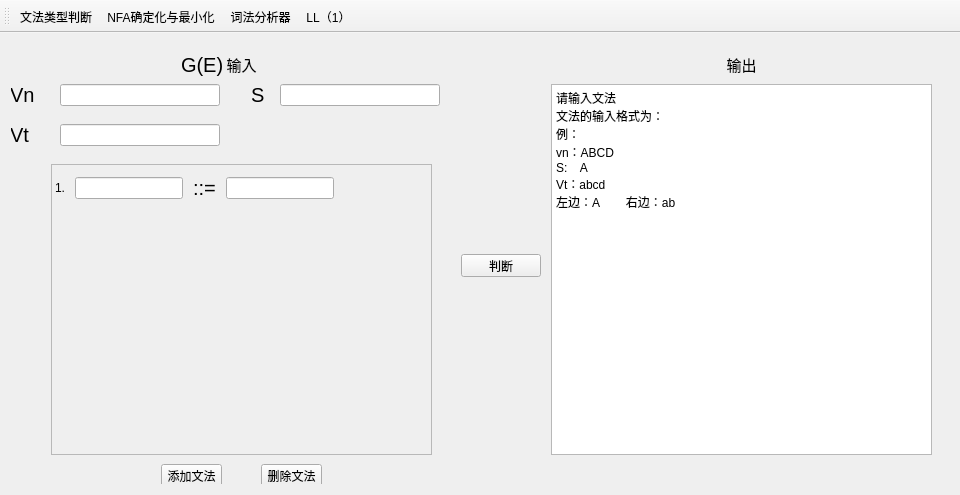
The window that CompilersTechnology/CompilersTechnology.ui (AkingDsq/CompilersTechnology) describes before a commit, drawn with Qt 5.
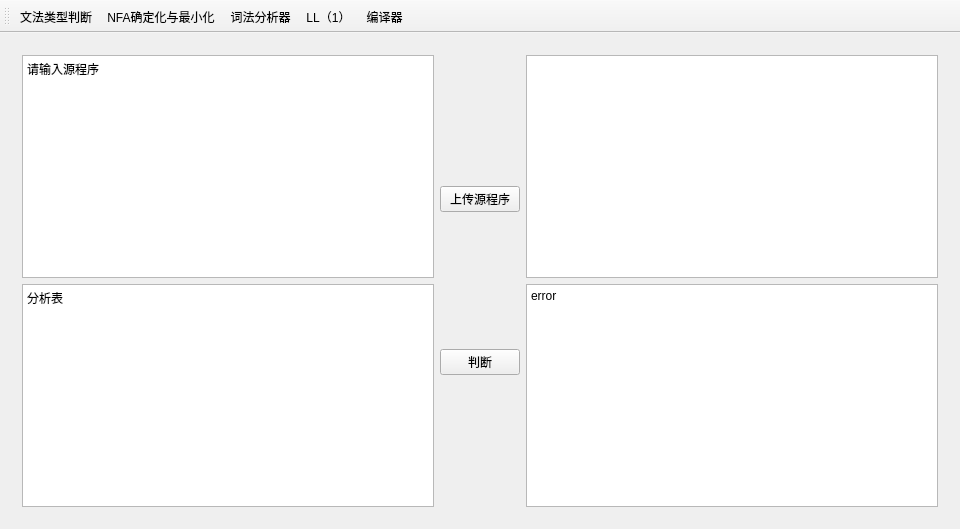
The same window after the commit. The open tabs and pages were chosen to show the change.

Commit message: 增加了编译器功能，可以初步识别c语言的简单语法，如for，if，while，赋值语句，声明语句

Patch:
```diff
--- a/CompilersTechnology/CompilersTechnology.ui
+++ b/CompilersTechnology/CompilersTechnology.ui
@@ -7,7 +7,7 @@
     <x>0</x>
     <y>0</y>
     <width>960</width>
-    <height>495</height>
+    <height>529</height>
    </rect>
   </property>
   <property name="sizePolicy">
@@ -1215,6 +1215,93 @@
         </item>
        </layout>
       </widget>
+      <widget class="QWidget" name="page_5">
+       <layout class="QHBoxLayout" name="horizontalLayout">
+        <item>
+         <layout class="QVBoxLayout" name="verticalLayout_6">
+          <item>
+           <widget class="QTextEdit" name="csInPut5">
+            <property name="html">
+             <string>&lt;!DOCTYPE HTML PUBLIC &quot;-//W3C//DTD HTML 4.0//EN&quot; &quot;http://www.w3.org/TR/REC-html40/strict.dtd&quot;&gt;
+&lt;html&gt;&lt;head&gt;&lt;meta name=&quot;qrichtext&quot; content=&quot;1&quot; /&gt;&lt;meta charset=&quot;utf-8&quot; /&gt;&lt;style type=&quot;text/css&quot;&gt;
+p, li { white-space: pre-wrap; }
+hr { height: 1px; border-width: 0; }
+li.unchecked::marker { content: &quot;\2610&quot;; }
+li.checked::marker { content: &quot;\2612&quot;; }
+&lt;/style&gt;&lt;/head&gt;&lt;body style=&quot; font-family:'Microsoft YaHei UI'; font-size:9pt; font-weight:400; font-style:normal;&quot;&gt;
+&lt;p style=&quot; margin-top:0px; margin-bottom:0px; margin-left:0px; margin-right:0px; -qt-block-indent:0; text-indent:0px;&quot;&gt;请输入源程序&lt;/p&gt;&lt;/body&gt;&lt;/html&gt;</string>
+            </property>
+           </widget>
+          </item>
+          <item>
+           <widget class="QTextEdit" name="csOutPut6">
+            <property name="html">
+             <string>&lt;!DOCTYPE HTML PUBLIC &quot;-//W3C//DTD HTML 4.0//EN&quot; &quot;http://www.w3.org/TR/REC-html40/strict.dtd&quot;&gt;
+&lt;html&gt;&lt;head&gt;&lt;meta name=&quot;qrichtext&quot; content=&quot;1&quot; /&gt;&lt;meta charset=&quot;utf-8&quot; /&gt;&lt;style type=&quot;text/css&quot;&gt;
+p, li { white-space: pre-wrap; }
+hr { height: 1px; border-width: 0; }
+li.unchecked::marker { content: &quot;\2610&quot;; }
+li.checked::marker { content: &quot;\2612&quot;; }
+&lt;/style&gt;&lt;/head&gt;&lt;body style=&quot; font-family:'Microsoft YaHei UI'; font-size:9pt; font-weight:400; font-style:normal;&quot;&gt;
+&lt;p style=&quot; margin-top:0px; margin-bottom:0px; margin-left:0px; margin-right:0px; -qt-block-indent:0; text-indent:0px;&quot;&gt;分析表&lt;/p&gt;&lt;/body&gt;&lt;/html&gt;</string>
+            </property>
+           </widget>
+          </item>
+         </layout>
+        </item>
+        <item>
+         <layout class="QVBoxLayout" name="verticalLayout_4">
+          <item>
+           <widget class="QPushButton" name="loadFile">
+            <property name="text">
+             <string>上传源程序</string>
+            </property>
+           </widget>
+          </item>
+          <item>
+           <widget class="QPushButton" name="chargeCs5_2">
+            <property name="text">
+             <string>判断</string>
+            </property>
+           </widget>
+          </item>
+         </layout>
+        </item>
+        <item>
+         <layout class="QVBoxLayout" name="verticalLayout_5">
+          <item>
+           <widget class="QTextEdit" name="csOutPut5">
+            <property name="html">
+             <string>&lt;!DOCTYPE HTML PUBLIC &quot;-//W3C//DTD HTML 4.0//EN&quot; &quot;http://www.w3.org/TR/REC-html40/strict.dtd&quot;&gt;
+&lt;html&gt;&lt;head&gt;&lt;meta name=&quot;qrichtext&quot; content=&quot;1&quot; /&gt;&lt;meta charset=&quot;utf-8&quot; /&gt;&lt;style type=&quot;text/css&quot;&gt;
+p, li { white-space: pre-wrap; }
+hr { height: 1px; border-width: 0; }
+li.unchecked::marker { content: &quot;\2610&quot;; }
+li.checked::marker { content: &quot;\2612&quot;; }
+&lt;/style&gt;&lt;/head&gt;&lt;body style=&quot; font-family:'Microsoft YaHei UI'; font-size:9pt; font-weight:400; font-style:normal;&quot;&gt;
+&lt;p style=&quot;-qt-paragraph-type:empty; margin-top:0px; margin-bottom:0px; margin-left:0px; margin-right:0px; -qt-block-indent:0; text-indent:0px;&quot;&gt;&lt;br /&gt;&lt;/p&gt;&lt;/body&gt;&lt;/html&gt;</string>
+            </property>
+           </widget>
+          </item>
+          <item>
+           <widget class="QTextEdit" name="error5">
+            <property name="html">
+             <string>&lt;!DOCTYPE HTML PUBLIC &quot;-//W3C//DTD HTML 4.0//EN&quot; &quot;http://www.w3.org/TR/REC-html40/strict.dtd&quot;&gt;
+&lt;html&gt;&lt;head&gt;&lt;meta name=&quot;qrichtext&quot; content=&quot;1&quot; /&gt;&lt;meta charset=&quot;utf-8&quot; /&gt;&lt;style type=&quot;text/css&quot;&gt;
+p, li { white-space: pre-wrap; }
+hr { height: 1px; border-width: 0; }
+li.unchecked::marker { content: &quot;\2610&quot;; }
+li.checked::marker { content: &quot;\2612&quot;; }
+&lt;/style&gt;&lt;/head&gt;&lt;body style=&quot; font-family:'Microsoft YaHei UI'; font-size:9pt; font-weight:400; font-style:normal;&quot;&gt;
+&lt;p style=&quot; margin-top:0px; margin-bottom:0px; margin-left:0px; margin-right:0px; -qt-block-indent:0; text-indent:0px;&quot;&gt;error&lt;/p&gt;
+&lt;p style=&quot;-qt-paragraph-type:empty; margin-top:0px; margin-bottom:0px; margin-left:0px; margin-right:0px; -qt-block-indent:0; text-indent:0px;&quot;&gt;&lt;br /&gt;&lt;/p&gt;&lt;/body&gt;&lt;/html&gt;</string>
+            </property>
+           </widget>
+          </item>
+         </layout>
+        </item>
+       </layout>
+      </widget>
      </widget>
     </item>
    </layout>
@@ -1252,6 +1339,7 @@
    <addaction name="page2"/>
    <addaction name="page3"/>
    <addaction name="page4"/>
+   <addaction name="Compiler"/>
   </widget>
   <action name="page1">
    <property name="checkable">
@@ -1309,6 +1397,14 @@
     <enum>QAction::MenuRole::NoRole</enum>
    </property>
   </action>
+  <action name="Compiler">
+   <property name="text">
+    <string>编译器</string>
+   </property>
+   <property name="menuRole">
+    <enum>QAction::MenuRole::NoRole</enum>
+   </property>
+  </action>
  </widget>
  <layoutdefault spacing="6" margin="11"/>
  <resources>
```
The commit also changes 7 other files.
